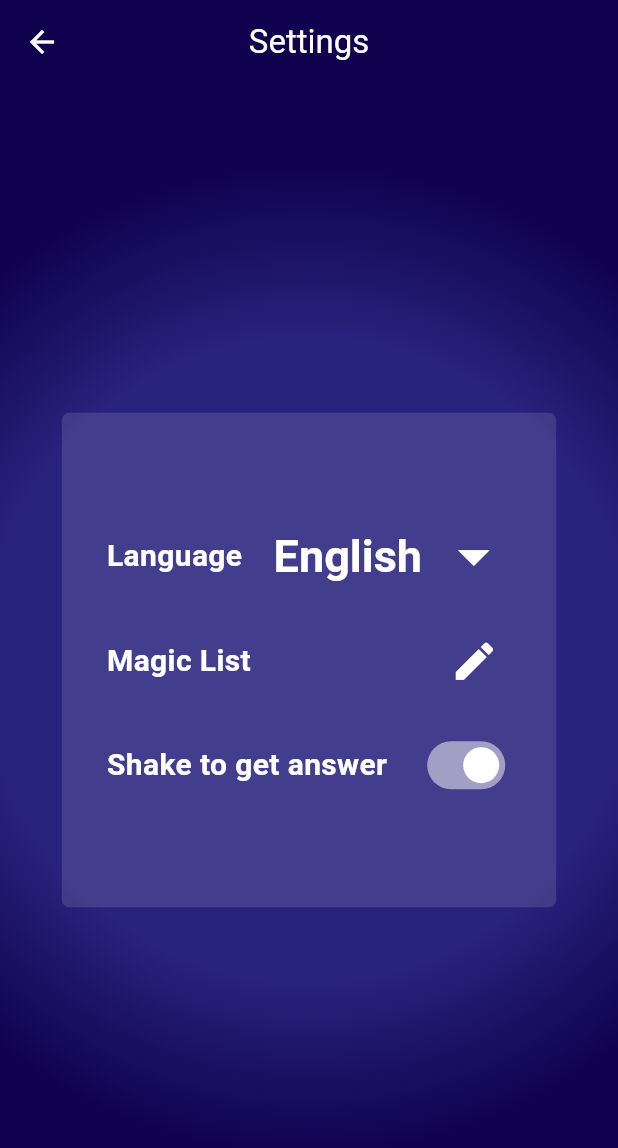
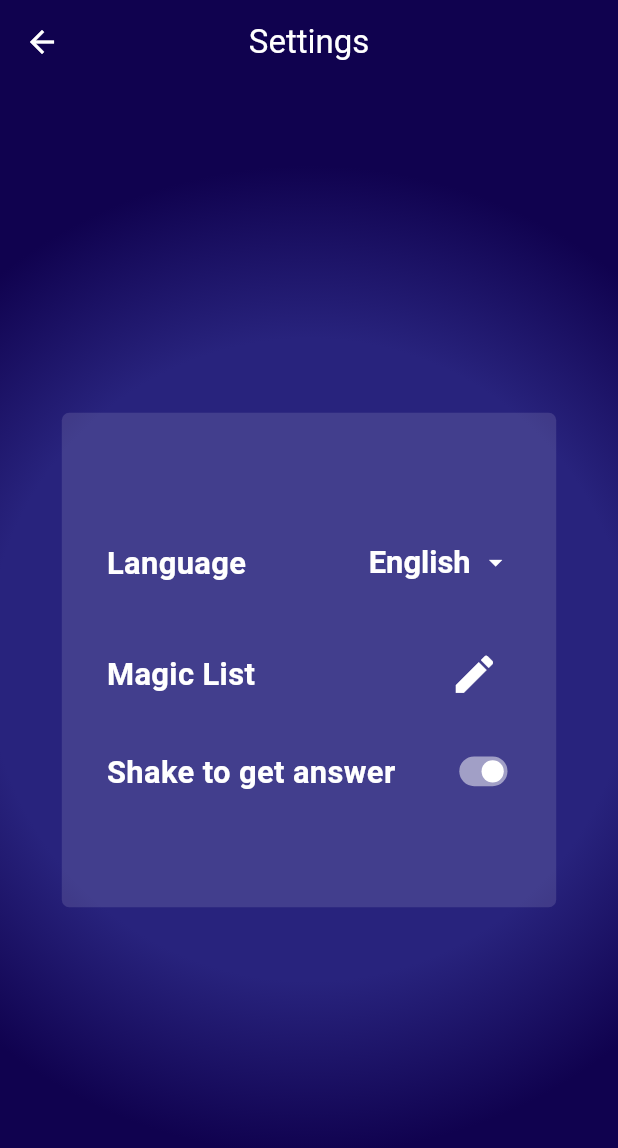
Before and after one commit to Eduar2TC/magic_ball, a Flutter app: the Settings screen opened by its route, on a phone screen of 412 x 824 dp. Shown: the top 1148 px of the screen. Run offline on Flutter 3.47's test engine with Material 3 defaults, Android fonts, the phone set to English and light mode, and no system bars; our stand-ins replace audioplayers, google_fonts, sensors_plus, shared_preferences; accounts and stored records are empty.

Commit message:
Settings add, and remove item

```diff
--- a/lib/src/pages/settings_page/settings_page.dart
+++ b/lib/src/pages/settings_page/settings_page.dart
@@ -27,11 +27,7 @@ class SettingsState extends State<Settings> {
   int? previousValue;
 
   int getOption() {
-    return dataConfigurations?.langStrings[dataConfigurations?.langStrings.keys
-        .elementAt(0)]['appbarTitle']['settings'] ==
-        'Ajustes'
-        ? 2
-        : 1;
+    return dataConfigurations?.langStrings[dataConfigurations?.langStrings.keys.elementAt(0)]['appbarTitle']['settings'] == 'Ajustes' ? 2 : 1;
   }
 
   @override
@@ -108,9 +104,12 @@ class SettingsState extends State<Settings> {
               ),
             ),
             child: Center(
-              child: Container(
-                width: width * 0.8,
-                height: width * 0.8,
+              child: LayoutBuilder(builder: (context, constraints) {
+                final containerWidth = constraints.maxWidth;
+                final containerHeight = constraints.maxHeight;
+                return Container(
+                  width: containerWidth * 0.8,
+                  height: containerWidth * 0.8,
                   decoration: BoxDecoration(
                     color: Colors.white12,
                     borderRadius: BorderRadius.circular(5),
@@ -132,7 +131,7 @@ class SettingsState extends State<Settings> {
                                   color: Colors.white,
                                   fontStyle: FontStyle.normal,
                                   fontWeight: FontWeight.bold,
-                                fontSize: 20,
+                                  fontSize:  containerWidth * 0.05,
                                 ),
                               );
                             },
@@ -145,7 +144,7 @@ class SettingsState extends State<Settings> {
                                 color: Colors.white,
                                 fontStyle: FontStyle.normal,
                                 fontWeight: FontWeight.bold,
-                              fontSize: 30,
+                                fontSize:  containerWidth * 0.05,
                               ),
                               items: [
                                 DropdownMenuItem(
@@ -154,9 +153,7 @@ class SettingsState extends State<Settings> {
                                     valueListenable: dataConfigurationsNotifier,
                                     builder: (context, dataLanguage, _) {
                                       return Text(
-                                      dataLanguage?[
-                                      'dropDownOptionEnglish'] ??
-                                          '',
+                                        dataLanguage?['dropDownOptionEnglish'] ?? '',
                                       );
                                     },
                                   ),
@@ -167,9 +164,7 @@ class SettingsState extends State<Settings> {
                                     valueListenable: dataConfigurationsNotifier,
                                     builder: (context, dataLanguage, _) {
                                       return Text(
-                                      dataLanguage?[
-                                      'dropDownOptionSpanish'] ??
-                                          '',
+                                        dataLanguage?['dropDownOptionSpanish'] ?? '',
                                       );
                                     },
                                   ),
@@ -181,7 +176,7 @@ class SettingsState extends State<Settings> {
                                 }
                                 previousValue = value;
                               },
-                            iconSize: 50,
+                              iconSize:  containerWidth * 0.05,
                               iconEnabledColor: Colors.white,
                             ),
                           ),
@@ -196,18 +191,14 @@ class SettingsState extends State<Settings> {
                               color: Colors.white,
                               fontStyle: FontStyle.normal,
                               fontWeight: FontWeight.bold,
-                            fontSize: 20,
+                              fontSize:  containerWidth * 0.05,
                             ),
                           ),
                           IconButton(
-                          onPressed: (){
+                            onPressed: () {
                               Navigator.pushNamed(context, '/magic_list_settings');
                             },
-                          icon: Icon(
-                              Icons.edit,
-                              color: Colors.white,
-                              size:  width*0.08
-                          ),
+                            icon: Icon(Icons.edit, color: Colors.white, size:  containerWidth * 0.08),
                           ),
                         ],
                       ),
@@ -221,19 +212,25 @@ class SettingsState extends State<Settings> {
                               color: Colors.white,
                               fontStyle: FontStyle.normal,
                               fontWeight: FontWeight.bold,
-                            fontSize: 20,
+                              fontSize:  containerWidth * 0.05,
                             ),
-                        ),
-                        Switch(
+                          ),SizedBox(
+                            width: containerWidth * 0.09,
+                            child: FittedBox(
+                              fit: BoxFit.fill,
+                              child: Switch(
                                 value: true,
                                 onChanged: (bool value) {},
                                 activeColor: Colors.white,
+                              ),
+                            ),
                             ),
                         ],
                       ),
                     ],
                   ),
-              ),
+                );
+              }),
             ),
           ),
         ),
```
Also changed, not shown: lib/src/models/app_state.dart (+35 -23 lines), lib/src/pages/magic_ball_page/custom_widgets/sphere_figure.dart (+12 -11 lines), lib/src/pages/magic_ball_page/magic_ball_page.dart (+12 -17 lines), lib/src/pages/magic_list_settings_page/magic_list_settings_page.dart (+91 -101 lines). Lines whose indentation alone changed are shown as unchanged.
